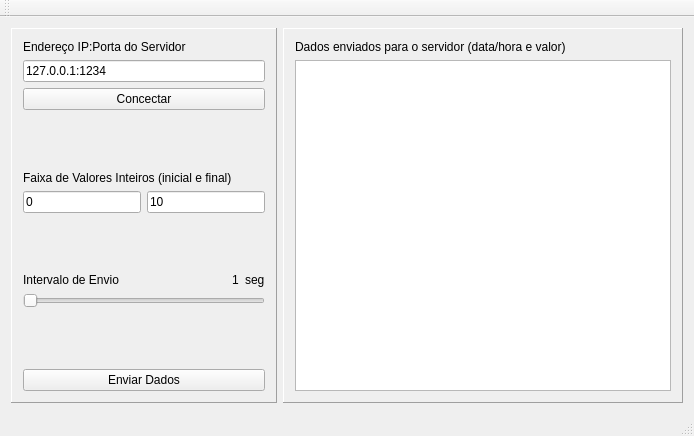
Above: QTDataSender/mainwindow.ui from DenisMedeiros/DCA0201QTProject before the change. Below: the same form after it.
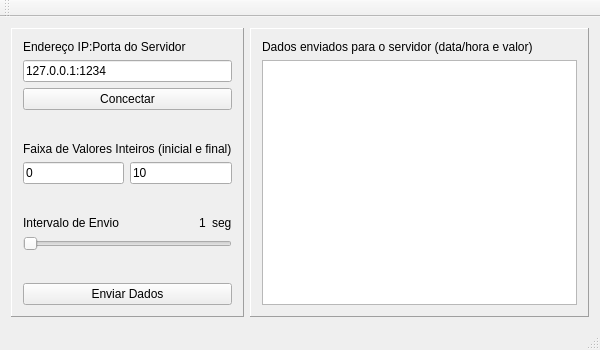
That is the form after the change. Icons and pictures are not drawn.

The edit to the form file:
```diff
--- a/QTDataSender/mainwindow.ui
+++ b/QTDataSender/mainwindow.ui
@@ -6,10 +6,22 @@
    <rect>
     <x>0</x>
     <y>0</y>
-    <width>694</width>
-    <height>436</height>
+    <width>600</width>
+    <height>350</height>
    </rect>
   </property>
+  <property name="sizePolicy">
+   <sizepolicy hsizetype="Minimum" vsizetype="Minimum">
+    <horstretch>0</horstretch>
+    <verstretch>0</verstretch>
+   </sizepolicy>
+  </property>
+  <property name="minimumSize">
+   <size>
+    <width>600</width>
+    <height>350</height>
+   </size>
+  </property>
   <property name="windowTitle">
    <string>QTDataSender</string>
   </property>
```
Left out of the diff: 3 changed lines with no effect on the pictures.
